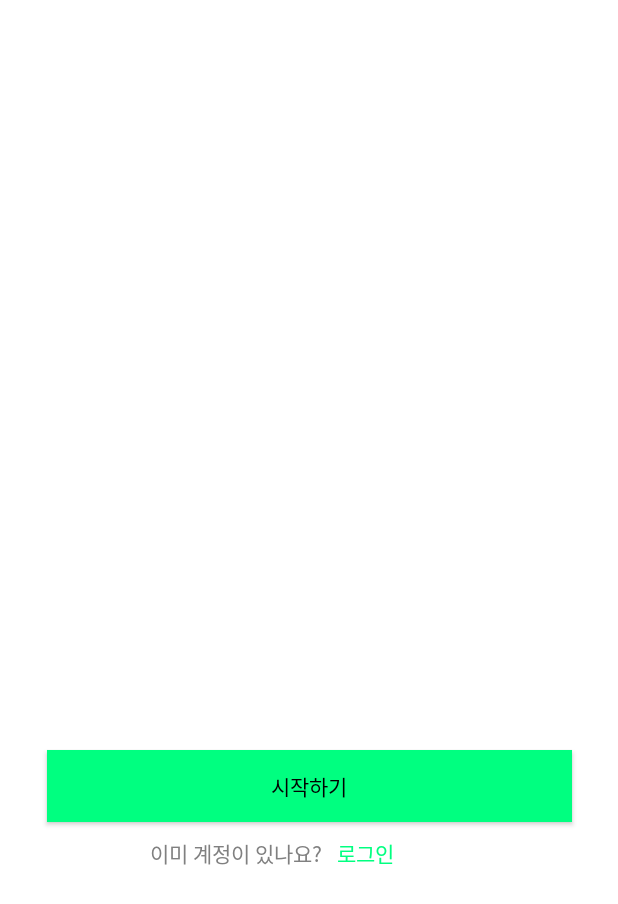
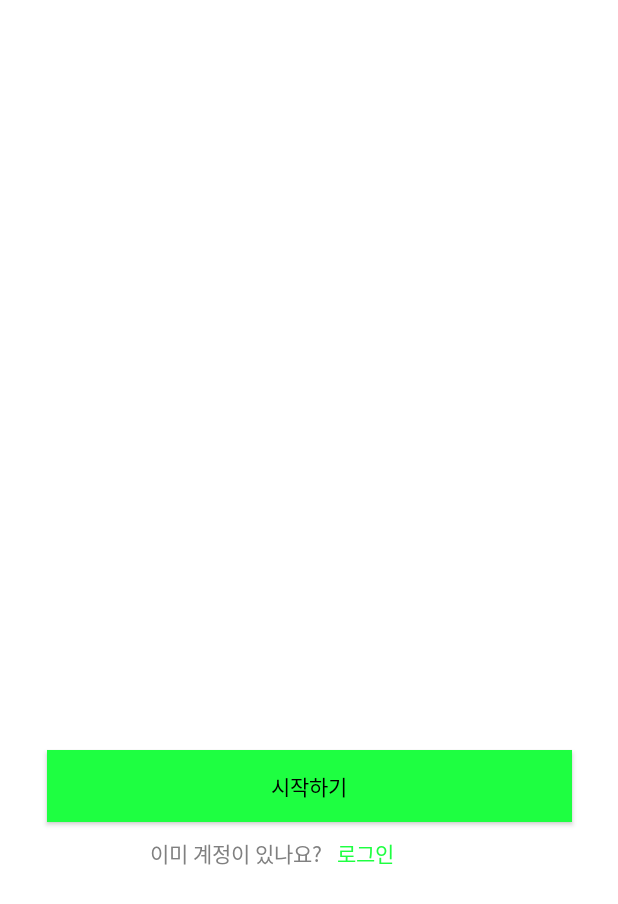
Before and after one commit to Team-amazing/Android-pompom, an Android app: the screen it shows after launch (StartActivity), on a phone screen of 412 x 824 dp. Shown: the top 904 px of the screen. Run offline under Robolectric (Android 15) with nearby library versions, the phone set to English and light mode, and no system bars; our stand-ins replace Firebase (no records; nobody signed in at launch, a user with empty details on screens opened directly).

Commit message:
perf :: 앱 아이콘

```diff
--- a/outopompomme/app/src/main/res/values/colors.xml
+++ b/outopompomme/app/src/main/res/values/colors.xml
@@ -9,8 +9,10 @@
     <color name="white">#FFFFFFFF</color>
     <color name="gray">#808080</color>
     <color name="white_gray">#D3D3D3</color>
-    <color name="green">#00FF80</color>
+    <color name="green">#1eff41</color>
     <color name="calendar_number_color">#FF000000</color>
     <color name="red">#FF0000</color>
     <color name="blue">#0067A3</color>
+    <color name="blue_500">#33CCFF</color>
+    <color name="orange">#FFA500</color>
 </resources>
```
Also changed, not shown: outopompomme/app/src/main/res/drawable/pompomme_icon.png (added).
